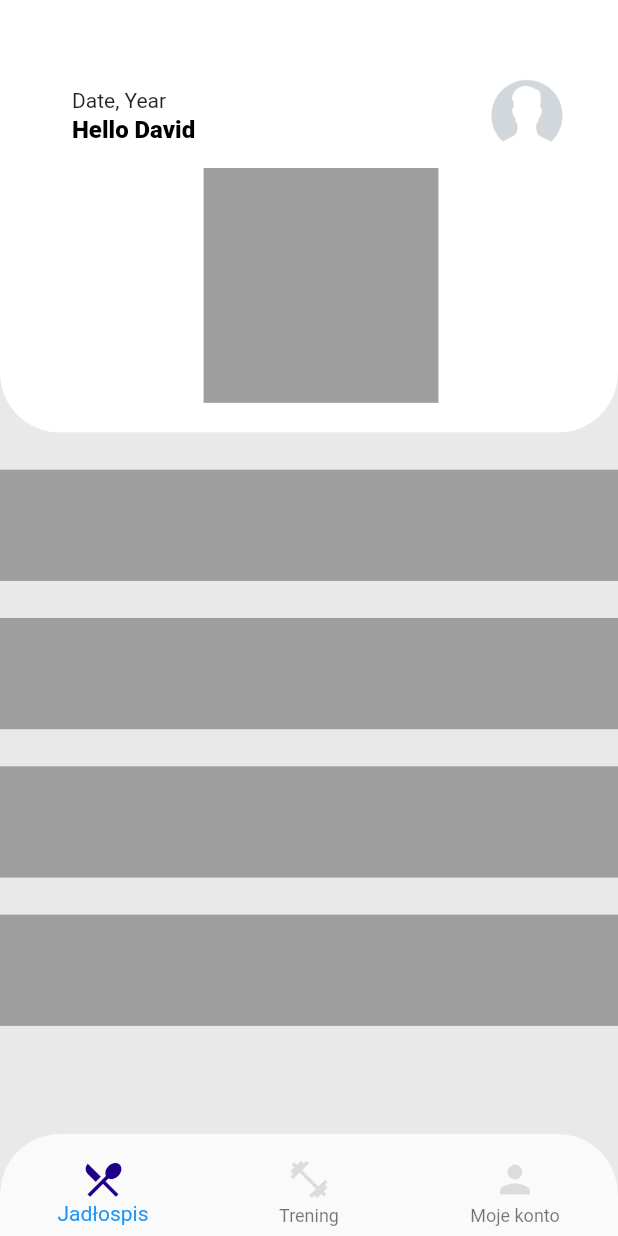
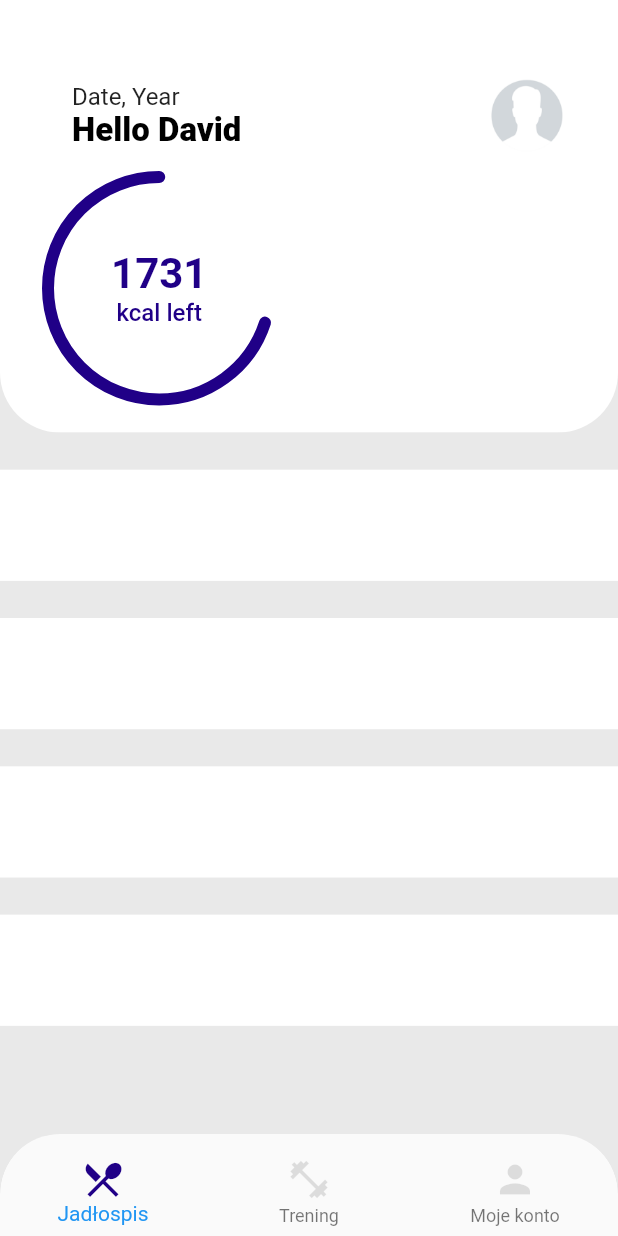
Before and after one commit to jakubzawada/this_is_your_training, a Flutter app: the screen it shows once a user with an empty profile is signed in, on a phone screen of 412 x 824 dp. Run offline on Flutter 3.47's test engine with Material 2 defaults, Android fonts, the phone set to English and light mode, and no system bars; our stand-ins replace firebase_auth, firebase_core; accounts and stored records are empty.

Commit message:
Add RadialProgress

```diff
--- a/lib/app/home/home_page.dart
+++ b/lib/app/home/home_page.dart
@@ -1,13 +1,15 @@
 import 'package:firebase_auth/firebase_auth.dart';
 import 'package:flutter/material.dart';
+import 'package:vector_math/vector_math_64.dart' as math;
 
 class HomePage extends StatefulWidget {
-  const HomePage({
+  HomePage({
     Key? key,
     required this.user,
   }) : super(key: key);
 
   final User user;
+  final today = DateTime.now();
 
   @override
   State<HomePage> createState() => _HomePageState();
@@ -110,8 +112,24 @@ class TrainingPageContent extends StatelessWidget {
 
   @override
   Widget build(BuildContext context) {
-    return Center(
-      child: Container(child: Text('Dwa')),
+    return Scaffold(
+      backgroundColor: const Color(0xFFE9E9E9),
+      body: ListView(
+        children: [
+          Container(
+            color: Colors.white,
+            padding: const EdgeInsets.all(20),
+            margin: const EdgeInsets.all(10),
+            child: const Text('text'),
+          ),
+          Container(
+            color: Colors.white,
+            padding: const EdgeInsets.all(20),
+            margin: const EdgeInsets.all(10),
+            child: const Text('text'),
+          ),
+        ],
+      ),
     );
   }
 }
@@ -142,20 +160,21 @@ class MakroPageContent extends StatelessWidget {
                 padding: const EdgeInsets.only(
                     top: 40, left: 32, right: 16, bottom: 10),
                 child: Column(
+                  crossAxisAlignment: CrossAxisAlignment.start,
                   children: [
                     const ListTile(
                       title: Text(
                         "Date, Year",
                         style: TextStyle(
                           fontWeight: FontWeight.w400,
-                          fontSize: 14,
+                          fontSize: 16,
                         ),
                       ),
                       subtitle: Text(
                         "Hello David",
                         style: TextStyle(
                             fontWeight: FontWeight.w800,
-                            fontSize: 16,
+                            fontSize: 22,
                             color: Colors.black),
                       ),
                       trailing: ClipOval(
@@ -164,9 +183,15 @@ class MakroPageContent extends StatelessWidget {
                         ),
                       ),
                     ),
-                    _RadialProgress(
-                      width: height * 0.19,
-                      height: height * 0.19,
+                    const SizedBox(height: 6),
+                    Row(
+                      children: [
+                        _RadialProgress(
+                          width: height * 0.18,
+                          height: height * 0.18,
+                          progress: 0.7,
+                        ),
+                      ],
                     ),
                   ],
                 ),
@@ -178,7 +203,7 @@ class MakroPageContent extends StatelessWidget {
             left: 0,
             right: 0,
             child: Container(
-              color: Colors.grey,
+              color: Colors.white,
               height: height * 0.09,
             ),
           ),
@@ -187,7 +212,7 @@ class MakroPageContent extends StatelessWidget {
             left: 0,
             right: 0,
             child: Container(
-              color: Colors.grey,
+              color: Colors.white,
               height: height * 0.09,
             ),
           ),
@@ -196,7 +221,7 @@ class MakroPageContent extends StatelessWidget {
             left: 0,
             right: 0,
             child: Container(
-              color: Colors.grey,
+              color: Colors.white,
               height: height * 0.09,
             ),
           ),
@@ -205,7 +230,7 @@ class MakroPageContent extends StatelessWidget {
             left: 0,
             right: 0,
             child: Container(
-              color: Colors.grey,
+              color: Colors.white,
               height: height * 0.09,
             ),
           ),
@@ -216,16 +241,77 @@ class MakroPageContent extends StatelessWidget {
 }
 
 class _RadialProgress extends StatelessWidget {
-  final double height, width;
+  final double height, width, progress;
 
-  const _RadialProgress({super.key, required this.height, required this.width});
+  const _RadialProgress(
+      {required this.height, required this.width, required this.progress});
 
   @override
   Widget build(BuildContext context) {
-    return Container(
-      height: height,
-      width: width,
-      color: Colors.grey,
+    return CustomPaint(
+      painter: _RadialPainter(
+        progress: 0.7,
+      ),
+      child: SizedBox(
+        height: height,
+        width: width,
+        child: Center(
+          child: RichText(
+            textAlign: TextAlign.center,
+            text: const TextSpan(children: [
+              TextSpan(
+                text: "1731",
+                style: TextStyle(
+                  fontSize: 28,
+                  fontWeight: FontWeight.w700,
+                  color: Color(0xFF200087),
+                ),
+              ),
+              TextSpan(text: "\n"),
+              TextSpan(
+                text: "kcal left",
+                style: TextStyle(
+                  fontSize: 16,
+                  fontWeight: FontWeight.w500,
+                  color: Color(0xFF200087),
+                ),
+              ),
+            ]),
+          ),
+        ),
+      ),
     );
   }
 }
+
+class _RadialPainter extends CustomPainter {
+  final double progress;
+
+  _RadialPainter({required this.progress});
+
+  @override
+  void paint(Canvas canvas, Size size) {
+    Paint paint = Paint()
+      ..strokeWidth = 8
+      ..color = const Color(0xFF200087)
+      ..style = PaintingStyle.stroke
+      ..strokeCap = StrokeCap.round;
+
+    Offset center = Offset(size.width / 2, size.height / 2);
+    double relativeProgress = 360 * progress;
+    canvas.drawArc(
+        Rect.fromCircle(
+          center: center,
+          radius: size.width / 2,
+        ),
+        math.radians(-90),
+        math.radians(-relativeProgress),
+        false,
+        paint);
+  }
+
+  @override
+  bool shouldRepaint(covariant CustomPainter oldDelegate) {
+    return true;
+  }
+}
--- a/pubspec.yaml
+++ b/pubspec.yaml
@@ -36,6 +36,7 @@ dependencies:
   cupertino_icons: ^1.0.2
   firebase_core: ^2.2.0
   firebase_auth: ^4.1.2
+  intl: ^0.17.0
 
 dev_dependencies:
   flutter_test:
```
Also changed, not shown: pubspec.lock.
